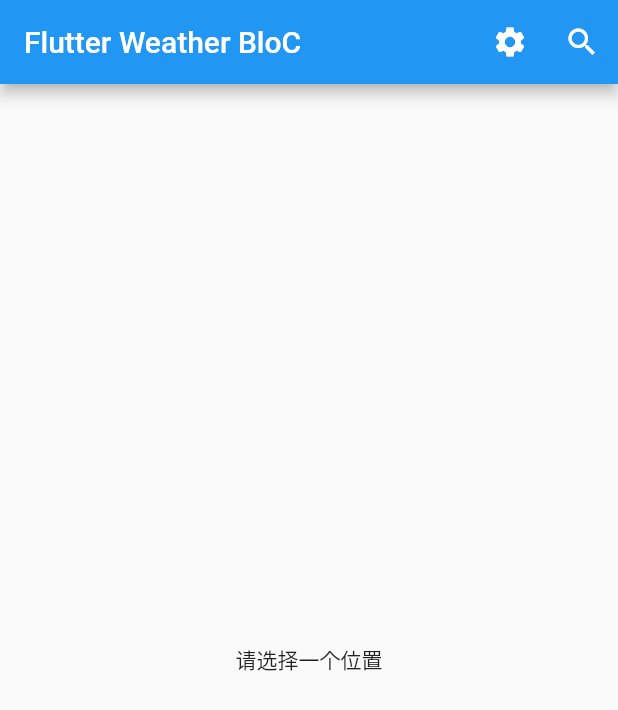
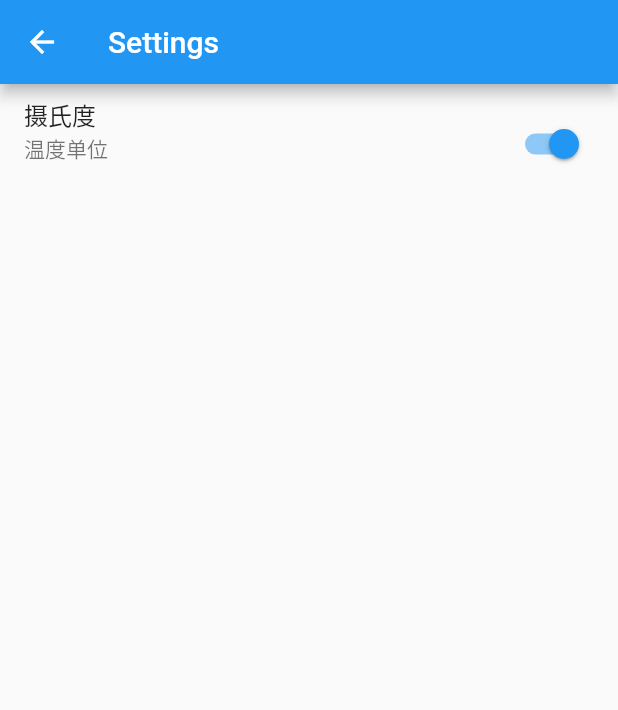
Before and after one commit to Nicoeevee/flutter_bloc, a Flutter app: the screen it shows after launch, after a tap on the "settings" icon, on a phone screen of 412 x 824 dp. Shown: the top 710 px of the screen. Run offline on Flutter 3.47's test engine with Material 2 defaults, Android fonts, the phone set to English and light mode, and no system bars; our stand-ins replace bloc, dio, equatable, flutter_bloc, rxdart, wave.

Commit message:
Complete Unit Conversion and Dynamic Theme

```diff
--- a/lib/main.dart
+++ b/lib/main.dart
@@ -7,6 +7,8 @@ import 'package:flutter_bloc_test/sample/login_sample/home/home_page.dart'
 as authPage;
 import 'package:flutter_bloc_test/sample/login_sample/login/login_page.dart';
 import 'package:flutter_bloc_test/sample/user_repository/lib/src/user_repository.dart';
+import 'package:flutter_bloc_test/sample/weather_sample/settings/bloc.dart';
+import 'package:flutter_bloc_test/sample/weather_sample/theme/bloc.dart';
 
 import 'repositories/dio_request.dart';
 import 'sample/login_sample/authentication/authentication.dart';
@@ -14,11 +16,15 @@ import 'sample/login_sample/splash/splash.dart';
 import 'sample/weather_sample/widget/app.dart';
 
 void main() {
+  final WeatherRepository weatherRepository =
+  WeatherRepository(weatherApiClient: WeatherApiClient(dio: dioClient()));
   BlocSupervisor.delegate = SimpleBlocDelegate();
 //  final UserRepository userRepository = UserRepository();
-  final WeatherRepository weatherRepository =
-  WeatherRepository(weatherApiClient: WeatherApiClient(dio: dioClient()));
   runApp(
+    MultiBlocProvider(providers: [
+      BlocProvider<ThemeBloc>(builder: (context) => ThemeBloc()),
+      BlocProvider<SettingsBloc>(builder: (context) => SettingsBloc())
+    ], child: App(weatherRepository: weatherRepository)),
 //    BlocProvider<AuthenticationBloc>(
 //      builder: (context) {
 //        ///应用开始事件
@@ -27,28 +33,7 @@ void main() {
 //      },
 //      child: MyApp(userRepository: userRepository),
 //    ),
-    App(weatherRepository: weatherRepository),
   );
-}
-
-class SimpleBlocDelegate extends BlocDelegate {
-  @override
-  void onEvent(Bloc bloc, Object event) {
-    super.onEvent(bloc, event);
-    print('事件：$event');
-  }
-
-  @override
-  void onTransition(Bloc bloc, Transition transition) {
-    super.onTransition(bloc, transition);
-    print('转移：$transition');
-  }
-
-  @override
-  void onError(Bloc bloc, Object error, StackTrace stacktrace) {
-    super.onError(bloc, error, stacktrace);
-    print('出错：$error');
-  }
 }
 
 class MyApp extends StatelessWidget {
@@ -98,3 +83,23 @@ class MyApp extends StatelessWidget {
     );
   }
 }
+
+class SimpleBlocDelegate extends BlocDelegate {
+  @override
+  void onEvent(Bloc bloc, Object event) {
+    super.onEvent(bloc, event);
+    print('事件：$event');
+  }
+
+  @override
+  void onTransition(Bloc bloc, Transition transition) {
+    super.onTransition(bloc, transition);
+    print('转移：$transition');
+  }
+
+  @override
+  void onError(Bloc bloc, Object error, StackTrace stacktrace) {
+    super.onError(bloc, error, stacktrace);
+    print('出错：$error');
+  }
+}
--- /dev/null
+++ b/lib/sample/weather_sample/settings/bloc.dart
@@ -0,0 +1,3 @@
+export 'settings_bloc.dart';
+export 'settings_event.dart';
+export 'settings_state.dart';
--- /dev/null
+++ b/lib/sample/weather_sample/settings/settings_bloc.dart
@@ -0,0 +1,24 @@
+import 'dart:async';
+
+import 'package:bloc/bloc.dart';
+
+import './bloc.dart';
+
+class SettingsBloc extends Bloc<SettingsEvent, SettingsState> {
+  @override
+  SettingsState get initialState =>
+      SettingsState(temperatureUnits: TemperatureUnits.celsius);
+
+  @override
+  Stream<SettingsState> mapEventToState(
+    SettingsEvent event,
+  ) async* {
+    if (event is TemperatureUnitsToggled) {
+      yield SettingsState(
+          temperatureUnits:
+              currentState.temperatureUnits == TemperatureUnits.celsius
+                  ? TemperatureUnits.fahrenheit
+                  : TemperatureUnits.celsius);
+    }
+  }
+}
--- /dev/null
+++ b/lib/sample/weather_sample/settings/settings_event.dart
@@ -0,0 +1,10 @@
+import 'package:equatable/equatable.dart';
+
+abstract class SettingsEvent extends Equatable {
+  const SettingsEvent();
+}
+
+class TemperatureUnitsToggled extends SettingsEvent {
+  @override
+  List<Object> get props => null;
+}
--- /dev/null
+++ b/lib/sample/weather_sample/settings/settings_state.dart
@@ -0,0 +1,14 @@
+import 'package:equatable/equatable.dart';
+import 'package:flutter/material.dart';
+
+enum TemperatureUnits { fahrenheit, celsius }
+
+class SettingsState extends Equatable {
+  final TemperatureUnits temperatureUnits;
+
+  SettingsState({@required this.temperatureUnits})
+      : assert(temperatureUnits != null);
+
+  @override
+  List<Object> get props => [temperatureUnits];
+}
--- /dev/null
+++ b/lib/sample/weather_sample/theme/bloc.dart
@@ -0,0 +1,3 @@
+export 'theme_bloc.dart';
+export 'theme_event.dart';
+export 'theme_state.dart';
--- /dev/null
+++ b/lib/sample/weather_sample/theme/theme_event.dart
@@ -0,0 +1,17 @@
+import 'package:equatable/equatable.dart';
+import 'package:flutter/material.dart';
+import 'package:flutter_bloc_test/sample/weather_sample/models/models.dart';
+
+abstract class ThemeEvent extends Equatable {
+  ThemeEvent([List props = const []]);
+}
+
+class WeatherChanged extends ThemeEvent {
+  final WeatherCondition weatherCondition;
+
+  WeatherChanged({@required this.weatherCondition})
+      : assert(weatherCondition != null);
+
+  @override
+  List<Object> get props => [weatherCondition];
+}
--- /dev/null
+++ b/lib/sample/weather_sample/theme/theme_state.dart
@@ -0,0 +1,19 @@
+import 'package:equatable/equatable.dart';
+import 'package:flutter/material.dart';
+
+class ThemeState extends Equatable {
+  final ThemeData theme;
+  final MaterialColor color;
+
+  ThemeState({@required this.theme, @required this.color})
+      : assert(theme != null),
+        assert(color != null);
+
+  @override
+  List<Object> get props => [theme, color];
+}
+
+//class InitialThemeState extends ThemeState {
+//  @override
+//  List<Object> get props => [];
+//}
--- a/lib/sample/weather_sample/widget/app.dart
+++ b/lib/sample/weather_sample/widget/app.dart
@@ -1,6 +1,7 @@
 import 'package:flutter/material.dart';
 import 'package:flutter_bloc/flutter_bloc.dart';
 import 'package:flutter_bloc_test/repositories/repository.dart';
+import 'package:flutter_bloc_test/sample/weather_sample/theme/bloc.dart';
 import 'package:flutter_bloc_test/sample/weather_sample/weather/bloc.dart';
 
 import 'weather.dart';
@@ -14,14 +15,17 @@ class App extends StatelessWidget {
 
   @override
   Widget build(BuildContext context) {
+    return BlocBuilder<ThemeBloc, ThemeState>(builder: (context, themeState) {
       return MaterialApp(
         title: 'Flutter Weather',
+        theme: themeState.theme,
+        //使用BlocProvider通过BlocProvider.of<ThemeBloc>(context)使ThemeBloc全局可用。
         home: BlocProvider(
-        builder: (context) {
-          return WeatherBloc(weatherRepository: weatherRepository);
-        },
+          builder: (context) =>
+              WeatherBloc(weatherRepository: weatherRepository),
           child: Weather(),
         ),
       );
+    });
   }
 }
--- /dev/null
+++ b/lib/sample/weather_sample/widget/settings.dart
@@ -0,0 +1,34 @@
+import 'package:flutter/material.dart';
+import 'package:flutter_bloc/flutter_bloc.dart';
+import 'package:flutter_bloc_test/sample/weather_sample/settings/bloc.dart';
+
+/**
+ * Created by Komugi on 2019/10/14  20:25
+ * @author Komugi
+ */
+class Settings extends StatelessWidget {
+  @override
+  Widget build(BuildContext context) {
+    final settingsBloc = BlocProvider.of<SettingsBloc>(context);
+    return Scaffold(
+      appBar: AppBar(
+        title: Text('Settings'),
+      ),
+      body: ListView(
+        children: <Widget>[
+          BlocBuilder<SettingsBloc, SettingsState>(builder: (context, state) {
+            return ListTile(
+              title: Text('摄氏度'),
+              isThreeLine: true,
+              subtitle: Text('温度单位'),
+              trailing: Switch(
+                  value: state.temperatureUnits == TemperatureUnits.celsius,
+                  onChanged: (val) =>
+                      settingsBloc.dispatch(TemperatureUnitsToggled())),
+            );
+          })
+        ],
+      ),
+    );
+  }
+}
--- a/lib/sample/weather_sample/widget/weather.dart
+++ b/lib/sample/weather_sample/widget/weather.dart
@@ -2,11 +2,15 @@ import 'dart:async';
 
 import 'package:flutter/material.dart';
 import 'package:flutter_bloc/flutter_bloc.dart';
+import 'package:flutter_bloc_test/sample/weather_sample/theme/bloc.dart';
 import 'package:flutter_bloc_test/sample/weather_sample/weather/bloc.dart';
 import 'package:flutter_bloc_test/sample/weather_sample/widget/city_selection.dart';
+import 'package:flutter_bloc_test/sample/weather_sample/widget/gradient_container.dart';
 import 'package:flutter_bloc_test/sample/weather_sample/widget/last_updated.dart';
 import 'package:flutter_bloc_test/sample/weather_sample/widget/location.dart';
 import 'package:flutter_bloc_test/sample/weather_sample/widget/weather_temperature.dart';
+
+import 'settings.dart';
 
 class Weather extends StatefulWidget {
   @override
@@ -29,7 +33,12 @@ class _WeatherState extends State<Weather> {
       appBar: AppBar(
         title: Text('Flutter Weather BloC'),
         actions: <Widget>[
-          IconButton(icon: Icon(Icons.settings), onPressed: () {}),
+          IconButton(
+              icon: Icon(Icons.settings),
+              onPressed: () {
+                Navigator.push(context,
+                    MaterialPageRoute(builder: (context) => Settings()));
+              }),
           IconButton(
               icon: Icon(Icons.search),
               onPressed: () async {
@@ -42,6 +51,15 @@ class _WeatherState extends State<Weather> {
         ],
       ),
       body: Center(
+        child: BlocListener<WeatherBloc, WeatherState>(
+          listener: (context, state) {
+            if (state is WeatherLoadedState) {
+              BlocProvider.of<ThemeBloc>(context).dispatch(
+                  WeatherChanged(weatherCondition: state.weather.condition));
+              _refreshCompleter?.complete();
+              _refreshCompleter = Completer();
+            }
+          },
           child: BlocBuilder<WeatherBloc, WeatherState>(
             builder: (context, state) {
               if (state is WeatherEmptyState) {
@@ -51,22 +69,31 @@ class _WeatherState extends State<Weather> {
                 return Center(child: CircularProgressIndicator());
               }
               if (state is WeatherLoadedState) {
-              _refreshCompleter?.complete();
-              _refreshCompleter = Completer();
                 final weather = state.weather;
-              return RefreshIndicator(
+                return BlocBuilder<ThemeBloc, ThemeState>(
+                  builder: (context, themeState) {
+                    return GradientContainer(
+                      color: themeState.color,
+                      child: RefreshIndicator(
                         onRefresh: () {
-                  weatherBloc.dispatch(
-                      RefreshWeatherEvent(city: state.weather.location));
+                          weatherBloc.dispatch(RefreshWeatherEvent(
+                              city: state.weather.location));
                           return _refreshCompleter.future;
                         },
                         child: ListView(
                           children: <Widget>[
                             Center(child: Location(location: weather.location)),
-                    Center(child: LastUpdated(dateTime: weather.lastUpdated)),
-                    Center(child: CombinedWeatherTemperature(weather: weather))
+                            Center(
+                                child:
+                                LastUpdated(dateTime: weather.lastUpdated)),
+                            Center(
+                                child: CombinedWeatherTemperature(
+                                    weather: weather))
                           ],
                         ),
+                      ),
+                    );
+                  },
                 );
               }
               if (state is WeatherErrorState) {
@@ -76,6 +103,7 @@ class _WeatherState extends State<Weather> {
             },
           ),
         ),
+      ),
     );
   }
 }
```
Also changed, not shown: lib/sample/weather_sample/theme/theme_bloc.dart (added, +79 -0 lines), lib/sample/weather_sample/widget/gradient_container.dart (added, +25 -0 lines), lib/sample/weather_sample/widget/temperature.dart (+7 -1 lines), lib/sample/weather_sample/widget/weather_temperature.dart (+11 -4 lines). Lines whose indentation alone changed are shown as unchanged.
